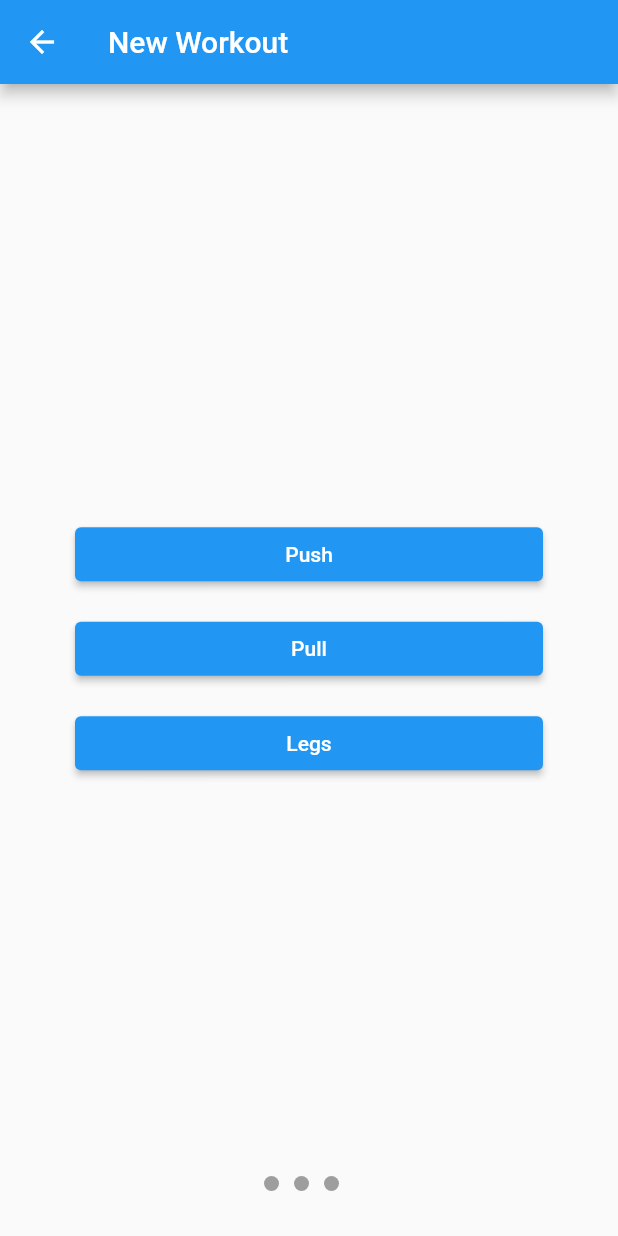
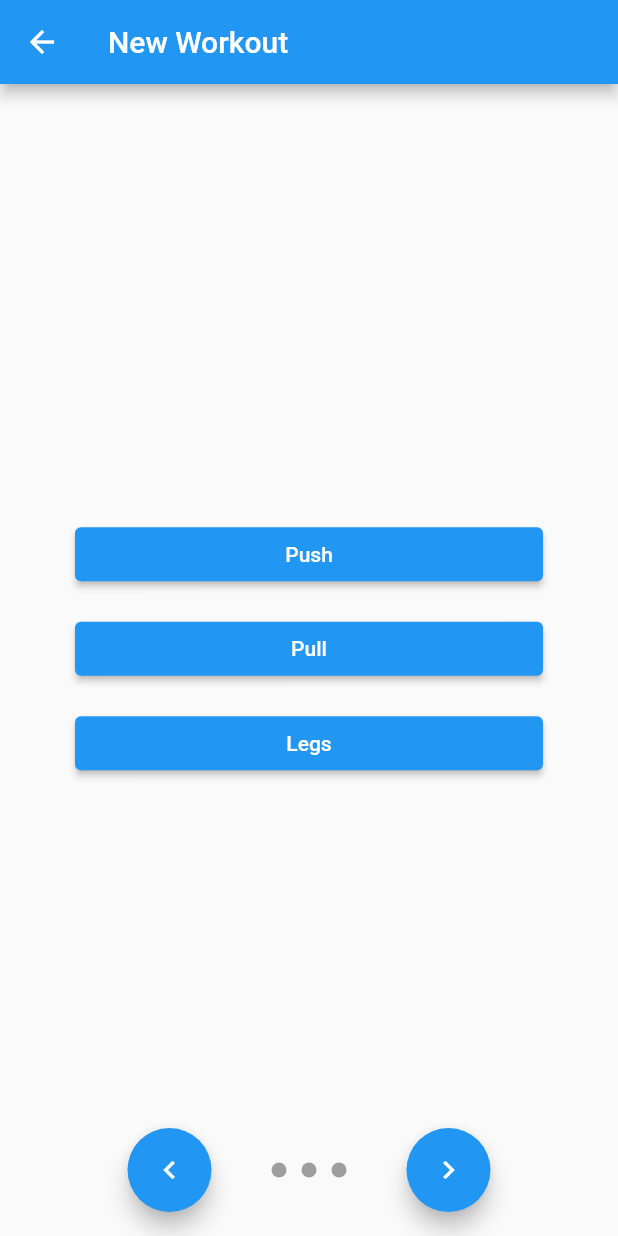
Before and after one commit to Tembero11/FitLog, a Flutter app: the AddWorkoutScreen screen opened directly, on a phone screen of 412 x 824 dp. Run offline on Flutter 3.47's test engine with Material 2 defaults, Android fonts, the phone set to English and light mode, and no system bars.

Commit message:
Some changes

```diff
--- a/lib/components/common/dot_indicator.dart
+++ b/lib/components/common/dot_indicator.dart
@@ -39,9 +39,11 @@ class _DotIndicatorState extends State<DotIndicator> {
           ),
         ),
       ));
-      dots.add(const SizedBox(
-        width: 10,
-      ));
+      if (i != widget.pageCount - 1) {
+        dots.add(const SizedBox(
+          width: 10,
+        ));
+      }
     }
 
     return Row(
--- a/lib/screens/add_workout.dart
+++ b/lib/screens/add_workout.dart
@@ -17,6 +17,20 @@ class _AddWorkoutScreenState extends State<AddWorkoutScreen> {
     super.initState();
   }
 
+  void nextPage() {
+    _pageController.nextPage(
+      duration: const Duration(milliseconds: 200),
+      curve: Curves.easeInOut,
+    );
+  }
+
+  void prevPage() {
+    _pageController.previousPage(
+      duration: const Duration(milliseconds: 200),
+      curve: Curves.easeInOut,
+    );
+  }
+
   final workoutNames = ["Push", "Pull", "Legs"];
 
   @override
@@ -25,6 +39,25 @@ class _AddWorkoutScreenState extends State<AddWorkoutScreen> {
         appBar: AppBar(
           title: const Text("New Workout"),
         ),
+        floatingActionButton: Row(
+          mainAxisAlignment: MainAxisAlignment.center,
+          children: [
+            FloatingActionButton(
+              heroTag: 'prevBtn',
+              onPressed: prevPage,
+              child: const Icon(Icons.chevron_left),
+            ),
+            const SizedBox(width: 40),
+            DotIndicator(controller: _pageController, pageCount: 3),
+            const SizedBox(width: 40),
+            FloatingActionButton(
+              heroTag: 'mainBtn',
+              onPressed: nextPage,
+              child: const Icon(Icons.chevron_right),
+            ),
+          ],
+        ),
+        floatingActionButtonLocation: FloatingActionButtonLocation.centerFloat,
         body: Stack(
           children: [
             PageView(
@@ -39,7 +72,7 @@ class _AddWorkoutScreenState extends State<AddWorkoutScreen> {
                       return Padding(
                         padding: const EdgeInsets.fromLTRB(50, 0, 50, 15),
                         child: ElevatedButton(
-                          onPressed: () {},
+                          onPressed: nextPage,
                           child: Text(workoutNames[index]),
                         ),
                       );
@@ -51,12 +84,6 @@ class _AddWorkoutScreenState extends State<AddWorkoutScreen> {
                 Text("Hello world"),
               ],
             ),
-            Positioned(
-              right: 0,
-              left: 0,
-              bottom: 30,
-              child: DotIndicator(controller: _pageController, pageCount: 3),
-            )
           ],
         ));
   }
--- a/lib/screens/home.dart
+++ b/lib/screens/home.dart
@@ -25,6 +25,7 @@ class _HomeScreenState extends State<HomeScreen>
         children: const [CalendarTab(), WorkoutTab()],
       ),
       floatingActionButton: FloatingActionButton(
+        heroTag: 'mainBtn',
         child: const Icon(Icons.add),
         onPressed: () {
           Navigator.push(
@@ -43,7 +44,7 @@ class _HomeScreenState extends State<HomeScreen>
         items: const [
           BottomNavigationBarItem(
             label: 'Calendar',
-            icon: Icon(Icons.calendar_view_day),
+            icon: Icon(Icons.calendar_month),
           ),
           BottomNavigationBarItem(
             label: 'History',
```
Also changed, not shown: lib/utils/question.dart (added, +21 -0 lines).
